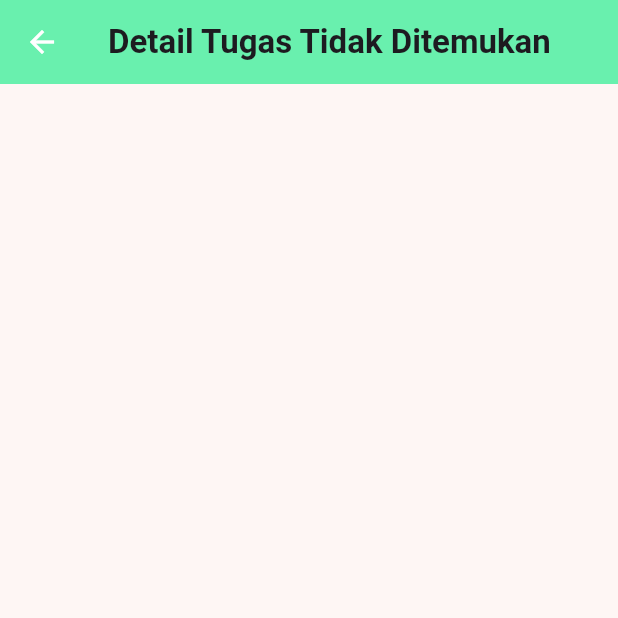
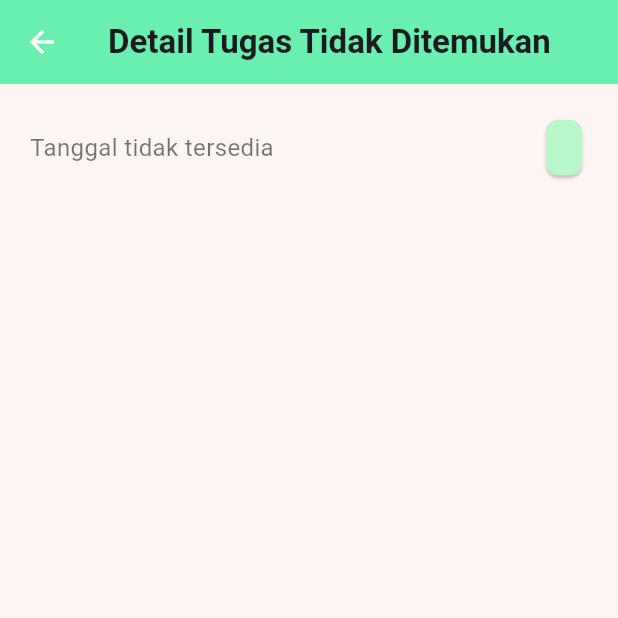
Before and after one commit to MuhammadKhalifRasyidi/20220140062_UCP1Flutter, a Flutter app: the DetailPiket screen opened directly with empty values, on a phone screen of 412 x 824 dp, the top half of it. Run offline on Flutter 3.47's test engine with Material 3 defaults, Android fonts, the phone set to English and light mode, and no system bars.

Commit message:
menambahkan card kecil nama dipojok kanan atas untuk

```diff
--- a/lib/detail_piket.dart
+++ b/lib/detail_piket.dart
@@ -48,7 +48,44 @@ class DetailPiket extends StatelessWidget {
         centerTitle: true,
         leading: BackButton(color: Colors.white),
       ),
-
+      body: Padding(
+        padding: const EdgeInsets.all(20.0),
+        child: Column(
+          crossAxisAlignment: CrossAxisAlignment.start,
+          children: [
+            Row(
+              children: [
+                // Tanggal
+                Expanded(
+                  child: Text(
+                    formattedDate,
+                    style: TextStyle(fontSize: 16, color: Colors.black54),
+                  ),
+                ),
+                Card(
+                  color: Colors.greenAccent.shade100,
+                  shape: RoundedRectangleBorder(
+                    borderRadius: BorderRadius.circular(8),
+                  ),
+                  child: Padding(
+                    padding: const EdgeInsets.symmetric(
+                      horizontal: 12,
+                      vertical: 8,
+                    ),
+                    child: Text(
+                      nama,
+                      style: TextStyle(
+                        fontWeight: FontWeight.bold,
+                        fontSize: 14,
+                      ),
+                    ),
+                  ),
+                ),
+              ],
+            ),
+          ]
+        )
+      )
     );
   }
 }
```
